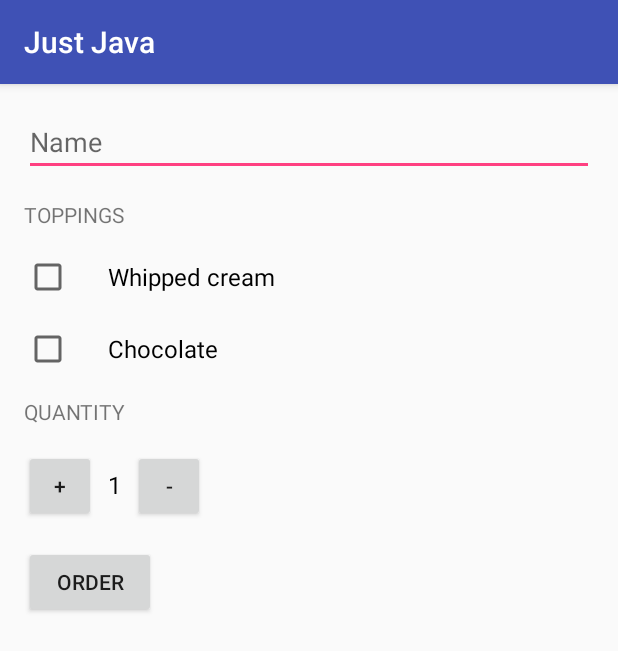
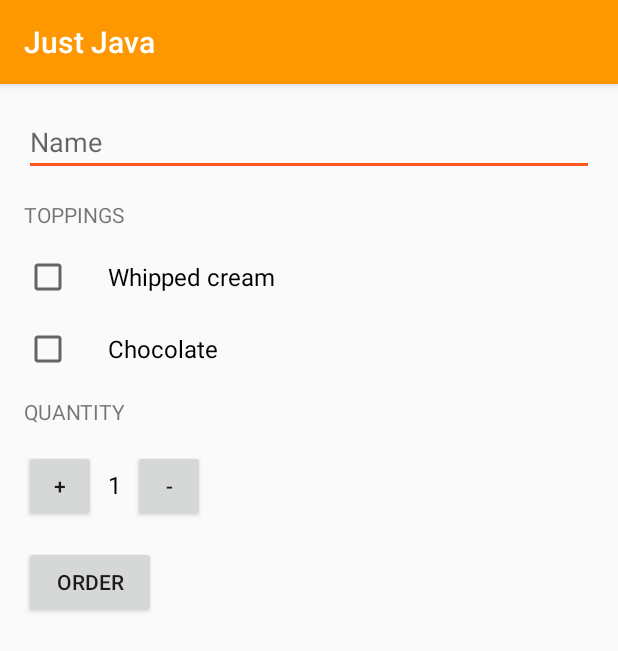
Before and after one commit to Chigrin/JustJava, an Android app: the screen it shows after launch (MainActivity), on a phone screen of 412 x 824 dp. Shown: the top 651 px of the screen. Run offline under Robolectric (Android 15) with nearby library versions, the phone set to English and light mode, and no system bars.

Commit message:
ultimate commit

```diff
--- a/app/src/main/java/com/example/android/justjava/MainActivity.java
+++ b/app/src/main/java/com/example/android/justjava/MainActivity.java
@@ -102,7 +102,7 @@ public class MainActivity extends AppCompatActivity {
      */
     public void increment(View view) {
         if (quantity == 100) {
-            Toast.makeText(this, "You can't have more than 100 cups of coffe", Toast.LENGTH_SHORT).show();
+            Toast.makeText(this, R.string.more, Toast.LENGTH_SHORT).show();
             return;
 
         }
@@ -116,7 +116,7 @@ public class MainActivity extends AppCompatActivity {
 
     public void decrement(View view) {
         if (quantity == 1) {
-            Toast.makeText(this, "You can't have less than 1 cups of coffe", Toast.LENGTH_SHORT).show();
+            Toast.makeText(this, R.string.less, Toast.LENGTH_SHORT).show();
             return;
         }
             displayQuantity(quantity = quantity - 1);
--- a/app/src/main/res/values/strings.xml
+++ b/app/src/main/res/values/strings.xml
@@ -12,4 +12,6 @@
     <string name="chocolate_text">\nDo you need to add chocolate? </string>
     <string name="cream_text">\nDo you need to add whipped cream? </string>
     <string name="name_text">Name: </string>
+    <string name="more">You can\'t have more than 100 cups of coffe</string>
+    <string name="less">You can\'t have less than 1 cups of coffe</string>
 </resources>
--- a/app/src/main/res/values/styles.xml
+++ b/app/src/main/res/values/styles.xml
@@ -2,10 +2,10 @@
 
     <!-- Base application theme. -->
     <style name="AppTheme" parent="Theme.AppCompat.Light.DarkActionBar">
-        <!-- Customize your theme here. -->
-        <item name="colorPrimary">@color/colorPrimary</item>
-        <item name="colorPrimaryDark">@color/colorPrimaryDark</item>
-        <item name="colorAccent">@color/colorAccent</item>
+        <!-- Customize your theme here. -->\
+        <item name="colorPrimary">#ff9800</item>
+        <item name="colorPrimaryDark">#f57c00</item>
+        <item name="colorAccent">#ff5722</item>
     </style>
 
 </resources>
```
Also changed, not shown: 1 other file.
